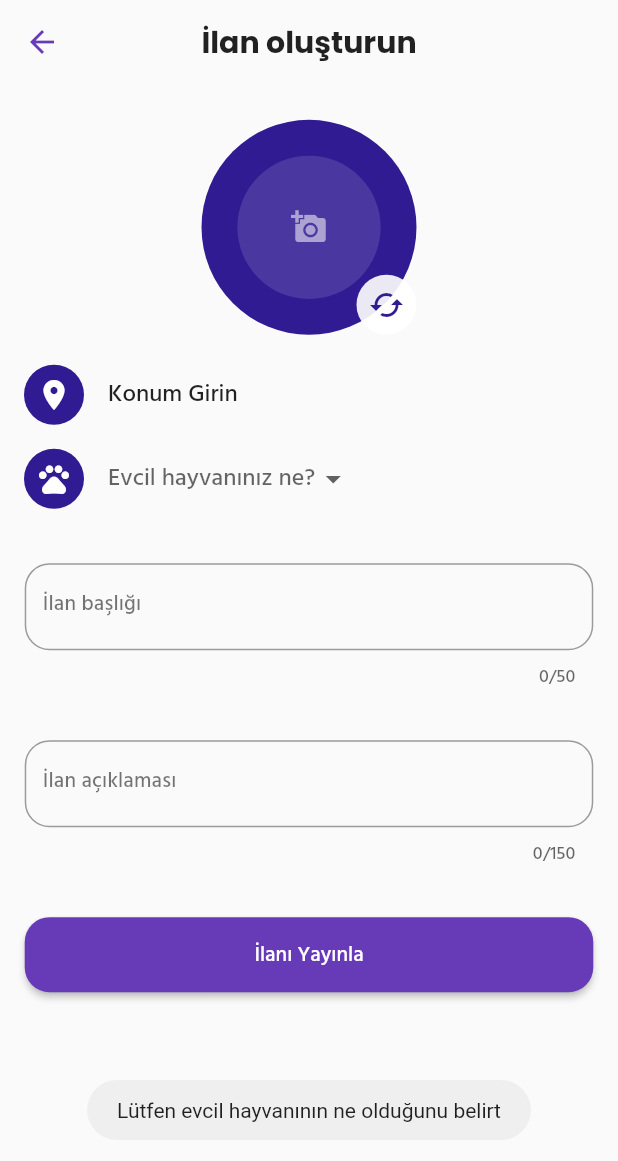
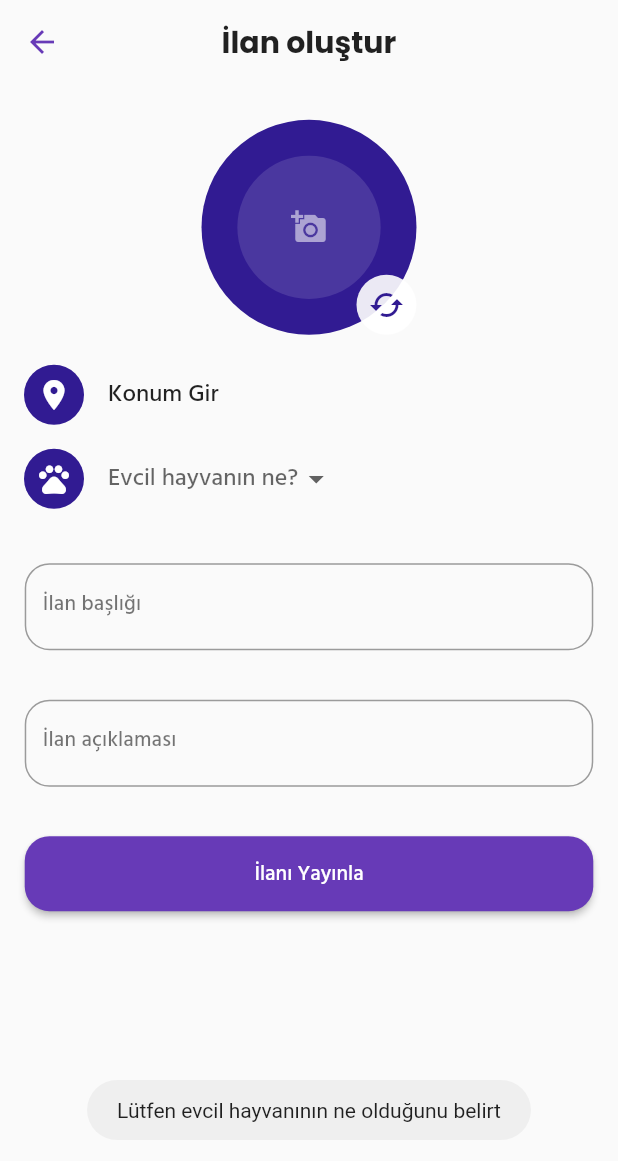
Before and after one commit to emircetn/Sahiplen, a Flutter app: the CreateAdvertisementPage screen opened by its route, after a tap on "İlanı Yayınla", on a phone screen of 412 x 824 dp. Shown: the top 1161 px of the screen. Run offline on Flutter 3.47's test engine with Material 2 defaults, Android fonts, the light colour scheme and no system bars; our stand-ins replace cloud_firestore, firebase_auth, firebase_core, firebase_storage, flutter_screenutil, flutter_spinkit and 4 more; accounts and stored records are empty; project files that could hold a hidden picture were left out.

```diff
--- a/lib/core/components/textformfield/special_text_form_field.dart
+++ b/lib/core/components/textformfield/special_text_form_field.dart
@@ -15,7 +15,7 @@ class SpecialTextFormField extends StatelessWidget {
   final Widget? prefix;
   final Widget? suffix;
   final String? errorText;
-  final List<TextInputFormatter>? inputFormatters;
+  final String? initialValue;
   final int maxLines;
   final int? maxLength;
 
@@ -23,7 +23,7 @@ class SpecialTextFormField extends StatelessWidget {
     Key? key,
     required this.labelText,
     required this.validator,
-    required this.onSaved,
+    this.onSaved,
     this.saveAttempted = false,
     this.maxLines = 1,
     this.maxLength,
@@ -35,7 +35,7 @@ class SpecialTextFormField extends StatelessWidget {
     this.prefix,
     this.errorText,
     this.suffix,
-    this.inputFormatters,
+    this.initialValue,
   }) : super(key: key);
 
   @override
@@ -43,14 +43,14 @@ class SpecialTextFormField extends StatelessWidget {
     return Padding(
       padding: context.paddingNormal,
       child: TextFormField(
-        autovalidateMode: saveAttempted! ? AutovalidateMode.always : AutovalidateMode.disabled,
+        autovalidateMode: saveAttempted! ? AutovalidateMode.onUserInteraction : AutovalidateMode.disabled,
         textInputAction: textInputAction,
         keyboardType: keyboardType,
         obscureText: obscureText!,
-        inputFormatters: inputFormatters,
         maxLines: maxLines,
         maxLength: maxLength,
         minLines: 1,
+        initialValue: initialValue,
         decoration: InputDecoration(
           prefix: prefix,
           suffix: suffix,
--- a/lib/core/navigation/navigation_route.dart
+++ b/lib/core/navigation/navigation_route.dart
@@ -32,7 +32,7 @@ class NavigationRoute {
       case RouteConstant.REGISTER_PAGE_ROUTE:
         return CupertinoPageRoute(builder: (_) => RegisterPage());
       case RouteConstant.HOME_PAGE_ROUTE:
-        return CupertinoPageRoute(builder: (_) => HomePage());
+        return CupertinoPageRoute(builder: (_) => HomePage(page: arguments as int?));
       case RouteConstant.EDIT_PROFILE_PAGE_ROUTE:
         return CupertinoPageRoute(builder: (_) => EditProfilePage());
       case RouteConstant.CREATE_ADVERTISEMENT_PAGE_ROUTE:
--- a/lib/core/navigation/navigation_service.dart
+++ b/lib/core/navigation/navigation_service.dart
@@ -20,6 +20,10 @@ class NavigationService {
     await navigatorKey.currentState!.pushNamedAndRemoveUntil(path, removeOldRoutes, arguments: arguments);
   }
 
+  Future<void> pushReplacementNamed(String path, {Object? arguments}) async {
+    await navigatorKey.currentState!.pushReplacementNamed(path, arguments: arguments);
+  }
+
   Future<void> pop() async {
     navigatorKey.currentState!.pop();
   }
--- a/lib/ui/home/home_page.dart
+++ b/lib/ui/home/home_page.dart
@@ -6,10 +6,12 @@ import 'navigation_bar/main/main_page.dart';
 import 'navigation_bar/profile/profile_page.dart';
 
 class HomePage extends StatelessWidget {
+  final int? page;
+  const HomePage({this.page});
   @override
   Widget build(BuildContext context) {
     return BaseView<HomeViewModel>(
-      viewModel: HomeViewModel(),
+      viewModel: HomeViewModel(page),
       onModelReady: (model) {
         model.setContext(context);
         model.init();
@@ -42,7 +44,7 @@ class HomePage extends StatelessWidget {
         BottomNavigationBarItem(icon: Icon(Icons.pets), label: 'Keşfet'),
         BottomNavigationBarItem(icon: Icon(Icons.account_circle), label: 'Profil'),
       ],
-      currentIndex: viewModel.page,
+      currentIndex: viewModel.page!,
       onTap: (index) => viewModel.updateNavbarIndex(index),
     );
   }
--- a/lib/ui/home/home_view_model.dart
+++ b/lib/ui/home/home_view_model.dart
@@ -2,13 +2,15 @@ import 'package:flutter/material.dart';
 import 'package:sahiplen/core/base/modelview/base_view_model.dart';
 
 class HomeViewModel extends BaseViewModel {
-  late int page;
+  int? page;
   late PageController pageController;
+
+  HomeViewModel(this.page);
 
   @override
   void init() {
-    page = 0;
-    pageController = PageController();
+    page = page ?? 0;
+    pageController = PageController(initialPage: page!);
   }
 
   @override
@@ -16,10 +18,6 @@ class HomeViewModel extends BaseViewModel {
     this.context = context;
   }
 
-/*   void onPageChanged(int page) {
-    this.page = page;
-  } */
-
   void updateNavbarIndex(int index) {
     page = index;
     pageController.jumpToPage(index);
--- a/lib/ui/home/navigation_bar/profile/create_advertisement/create_advertisement_page.dart
+++ b/lib/ui/home/navigation_bar/profile/create_advertisement/create_advertisement_page.dart
@@ -27,7 +27,7 @@ class CreateAdvertisementPage extends StatelessWidget {
 
   AppBar appBar(BuildContext context) {
     return AppBar(
-      title: Text('İlan oluşturun', style: context.textTheme.headline6),
+      title: Text('İlan oluştur', style: context.textTheme.headline6),
       centerTitle: true,
     );
   }
@@ -49,12 +49,19 @@ class CreateAdvertisementPage extends StatelessWidget {
     );
   }
 
+  ImageUpdateAvatar pickImageField(CreateAdvertisementViewModel viewModel) {
+    return ImageUpdateAvatar(
+      fileImage: viewModel.advertisementImage,
+      updateButtonOnTap: () async => await viewModel.addPetPicture(),
+    );
+  }
+
   ListTile selectLocationField(CreateAdvertisementViewModel viewModel) {
     return ListTile(
       onTap: () async => await viewModel.pushLocationSelectorPage(),
       leading: CircleAvatar(child: Icon(Icons.location_on)),
       title: Text(
-        viewModel.adversitementModel.cityName ?? 'Konum Girin',
+        viewModel.adversitementModel.cityName ?? 'Konum Gir',
       ),
       subtitle: viewModel.adversitementModel.cityName == null ? null : Text(viewModel.adversitementModel.getDistictAndQuarter),
     );
@@ -64,7 +71,7 @@ class CreateAdvertisementPage extends StatelessWidget {
     return ListTile(
       leading: CircleAvatar(child: Icon(Icons.pets)),
       subtitle: DropdownButton<String>(
-        hint: Text('Evcil hayvanınız ne?'),
+        hint: Text('Evcil hayvanın ne?'),
         underline: Container(),
         value: viewModel.selectedPet,
         items: viewModel.appConstants.petList.map((String value) {
@@ -86,7 +93,7 @@ class CreateAdvertisementPage extends StatelessWidget {
           SpecialTextFormField(
             labelText: 'İlan başlığı',
             textInputAction: TextInputAction.newline,
-            maxLength: 50,
+            saveAttempted: true,
             maxLines: 2,
             validator: (header) => viewModel.headerValidator(header),
             onSaved: (header) => viewModel.adversitementModel.adversitementHeader = header,
@@ -94,20 +101,13 @@ class CreateAdvertisementPage extends StatelessWidget {
           SpecialTextFormField(
             labelText: 'İlan açıklaması',
             textInputAction: TextInputAction.newline,
-            maxLength: 150,
+            saveAttempted: true,
             maxLines: 5,
             validator: (explanation) => viewModel.explanationValidator(explanation),
             onSaved: (explanation) => viewModel.adversitementModel.advertisementExplanation = explanation,
           ),
         ],
       ),
-    );
-  }
-
-  ImageUpdateAvatar pickImageField(CreateAdvertisementViewModel viewModel) {
-    return ImageUpdateAvatar(
-      fileImage: viewModel.advertisementImage,
-      updateButtonOnTap: () async => await viewModel.addPetPicture(),
     );
   }
 
--- a/pubspec.yaml
+++ b/pubspec.yaml
@@ -43,6 +43,8 @@ dev_dependencies:
   flutter_spinkit: ^5.0.0
   image_cropper: ^1.4.0
   image_picker: ^0.7.3
+  intl: ^0.17.0
+
 
 
 # For information on the generic Dart part of this file, see the
```
Also changed, not shown: lib/common/repository/app_repository.dart (+16 -0 lines), lib/common/services/firebase_firestore_service.dart (+13 -5 lines), lib/core/components/widgets/item/advertisement_mini_widget.dart (added, +39 -0 lines), lib/core/constants/app_constants.dart (+7 -0 lines), lib/ui/home/navigation_bar/profile/edit_profile/edit_profile.dart (+59 -3 lines), lib/ui/home/navigation_bar/profile/edit_profile/edit_view_model.dart (+32 -0 lines), lib/ui/home/navigation_bar/profile/profile_page.dart (+4 -4 lines), lib/ui/home/navigation_bar/profile/user_advertisement/user_advertisement.dart (+10 -4 lines), pubspec.lock.
